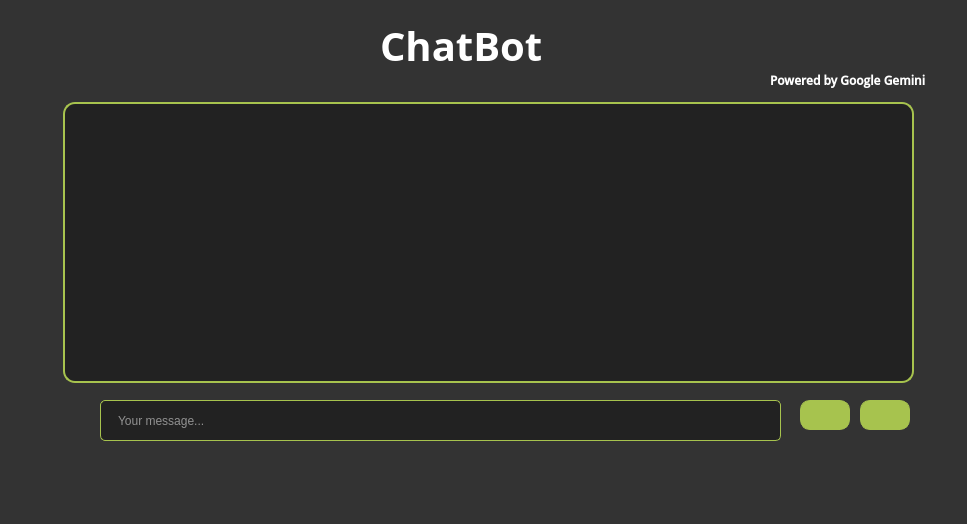
Rzouga01/Qt-Project, file Ripple/chatbot.ui: the form before one commit.
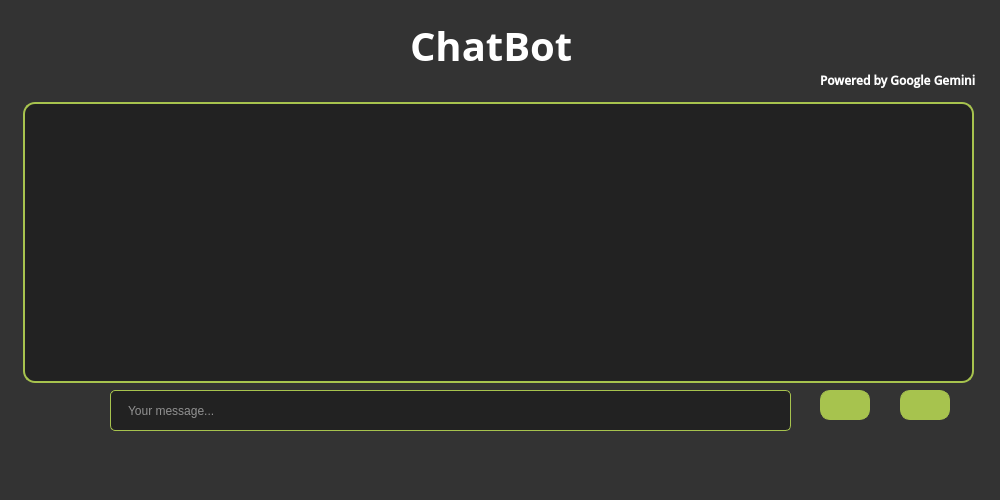
The form after the commit. Icons and pictures are not drawn.

```diff
--- a/Ripple/chatbot.ui
+++ b/Ripple/chatbot.ui
@@ -6,8 +6,8 @@
    <rect>
     <x>0</x>
     <y>0</y>
-    <width>967</width>
-    <height>524</height>
+    <width>1000</width>
+    <height>500</height>
    </rect>
   </property>
   <property name="windowTitle">
@@ -18,8 +18,8 @@
     <rect>
      <x>0</x>
      <y>0</y>
-     <width>1011</width>
-     <height>531</height>
+     <width>1000</width>
+     <height>500</height>
     </rect>
    </property>
    <property name="styleSheet">
@@ -108,9 +108,9 @@
     </property>
     <property name="geometry">
      <rect>
-      <x>63</x>
+      <x>23</x>
       <y>102</y>
-      <width>851</width>
+      <width>951</width>
       <height>281</height>
      </rect>
     </property>
@@ -121,8 +121,8 @@
    <widget class="QLineEdit" name="messageBar">
     <property name="geometry">
      <rect>
-      <x>100</x>
-      <y>400</y>
+      <x>110</x>
+      <y>390</y>
       <width>681</width>
       <height>41</height>
      </rect>
@@ -134,8 +134,8 @@
    <widget class="QPushButton" name="sendButton">
     <property name="geometry">
      <rect>
-      <x>860</x>
-      <y>400</y>
+      <x>900</x>
+      <y>390</y>
       <width>50</width>
       <height>30</height>
      </rect>
@@ -151,8 +151,8 @@
    <widget class="QPushButton" name="voiceButton">
     <property name="geometry">
      <rect>
-      <x>800</x>
-      <y>400</y>
+      <x>820</x>
+      <y>390</y>
       <width>50</width>
       <height>30</height>
      </rect>
@@ -174,7 +174,7 @@
    <widget class="QLabel" name="title">
     <property name="geometry">
      <rect>
-      <x>380</x>
+      <x>410</x>
       <y>20</y>
       <width>311</width>
       <height>51</height>
@@ -194,7 +194,7 @@
    <widget class="QLabel" name="poweredBy">
     <property name="geometry">
      <rect>
-      <x>770</x>
+      <x>820</x>
       <y>70</y>
       <width>181</width>
       <height>20</height>
@@ -213,9 +213,9 @@
    <widget class="QListWidget" name="chat">
     <property name="geometry">
      <rect>
-      <x>70</x>
+      <x>10</x>
       <y>111</y>
-      <width>841</width>
+      <width>951</width>
       <height>261</height>
      </rect>
     </property>
```
